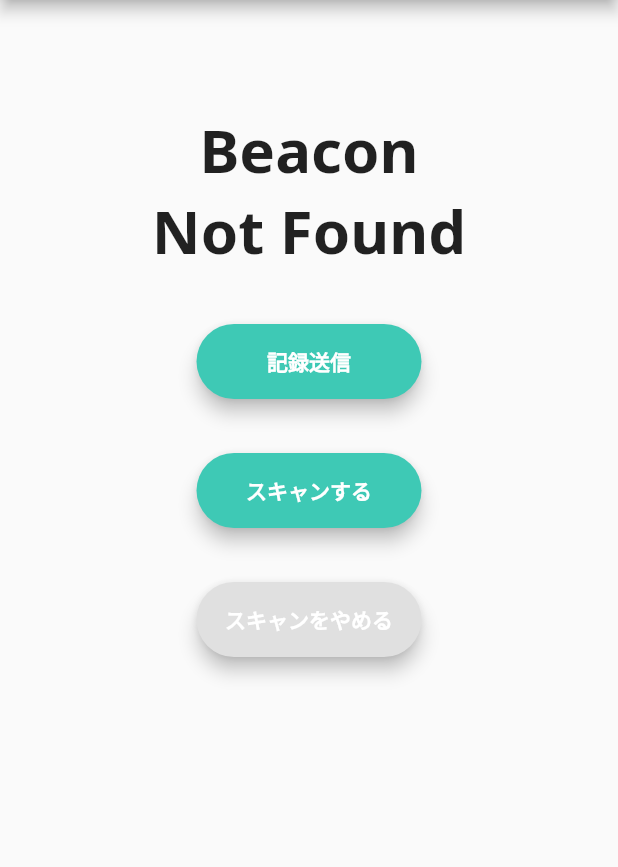
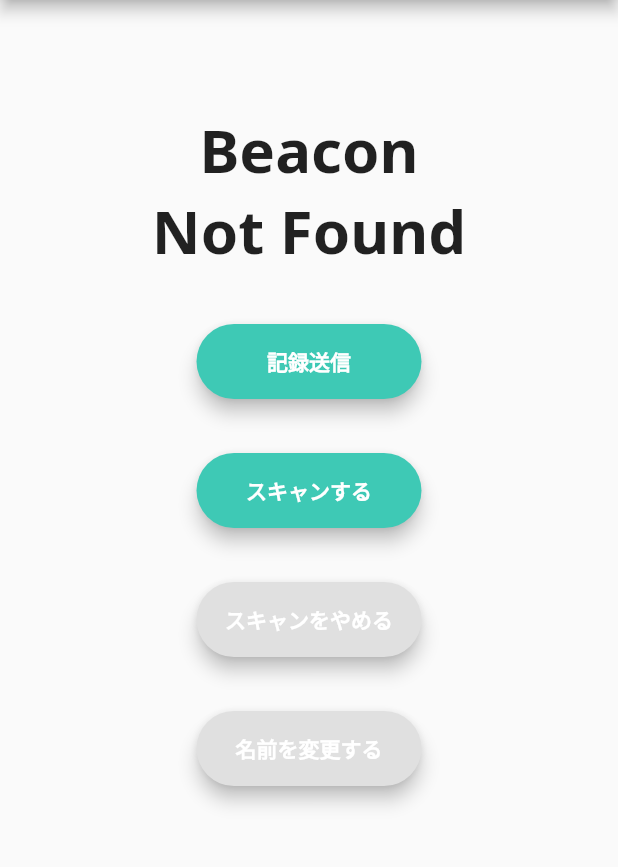
Before and after one commit to sssht03/iQLabLog, a Flutter app: the BeaconView screen opened by its route, on a phone screen of 412 x 824 dp, the part 84-951 px from its top. Run offline on Flutter 3.47's test engine with Material 2 defaults, Android fonts, the phone set to English and light mode, and no system bars; our stand-ins replace flushbar, flutter_local_notifications, flutter_spinkit, get_it, google_fonts, shared_preferences and 2 more; missing offline and left inert: flutter_beacon, location_permissions; accounts and stored records are empty.

```diff
--- a/lib/ui/beacon/beacon_view.dart
+++ b/lib/ui/beacon/beacon_view.dart
@@ -109,6 +109,8 @@ class _BeaconScreen extends ViewModelWidget<BeaconViewModel> {
                       SizedBox(height: 36.0),
                       _CancelButton(),
                       SizedBox(height: 36.0),
+                      _ReNameButton(),
+                      SizedBox(height: 36.0),
                       if (model.scanning && model.onTap)
                         CircularProgressIndicator()
                     ],
@@ -212,3 +214,23 @@ class _CancelButton extends ViewModelWidget<BeaconViewModel> {
         ));
   }
 }
+
+class _ReNameButton extends ViewModelWidget<BeaconViewModel> {
+  @override
+  Widget build(BuildContext context, BeaconViewModel model) {
+    return Container(
+        width: 150,
+        height: 50,
+        child: RaisedButton(
+          elevation: 5,
+          shape: StadiumBorder(),
+          child: Text(
+            '名前を変更する',
+            style: TextStyle(color: Colors.white, fontWeight: FontWeight.bold),
+          ),
+          onPressed: () {
+            model.rename();
+          },
+        ));
+  }
+}
--- a/lib/ui/beacon/beacon_viewmodel.dart
+++ b/lib/ui/beacon/beacon_viewmodel.dart
@@ -8,6 +8,7 @@ import '../../model/logdata.dart';
 import '../../service/flushbar.dart';
 import '../../service/local_notification.dart';
 import '../../service/local_storage.dart';
+import '../../service/navigation.dart';
 import '../../service/sheet.dart';
 import '../../service_locator.dart';
 
@@ -20,6 +21,7 @@ class BeaconViewModel extends BaseViewModel
   final _sheet = servicesLocator<SheetService>();
   final _localStorage = servicesLocator<LocalStorageService>();
   final _flushbar = servicesLocator<FlushBarService>();
+  final _navigation = servicesLocator<NavigationService>();
 
   /// streamController
   final StreamController streamController = StreamController();
@@ -224,6 +226,11 @@ class BeaconViewModel extends BaseViewModel
     notifyListeners();
   }
 
+  /// rename
+  void rename() {
+    _navigation.pushNamed(routeName: '/name_input');
+  }
+
   @override
   void didChangeAppLifecycleState(AppLifecycleState state) async {
     print('AppLifecycleState = $state');
--- a/lib/ui/name_input/name_input.view.dart
+++ b/lib/ui/name_input/name_input.view.dart
@@ -74,7 +74,7 @@ class _Okbutton extends ViewModelWidget<NameInputViewModel> {
             style: TextStyle(color: Colors.white, fontWeight: FontWeight.bold),
           ),
           color: Theme.of(context).primaryColor,
-          onPressed: () => {model.showCheckDialog()},
+          onPressed: () => {model.fixName()},
         ));
   }
 }
--- a/lib/ui/name_input/name_input_viewmodel.dart
+++ b/lib/ui/name_input/name_input_viewmodel.dart
@@ -30,4 +30,9 @@ class NameInputViewModel extends BaseViewModel {
       _navigation.pushNamedAndRemoveUntil(routeName: '/beacon');
     });
   }
+
+  /// fixName
+  void fixName() {
+    _navigation.pushNamedAndRemoveUntil(routeName: '/beacon');
+  }
 }
```
